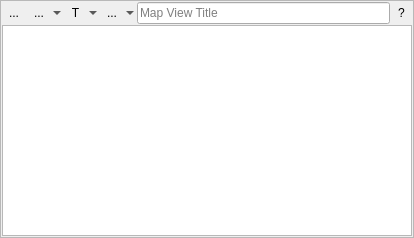
Qt form eotimeseriesviewer/ui/mapview.ui (jakimowb/eo-time-series-viewer) before a commit.
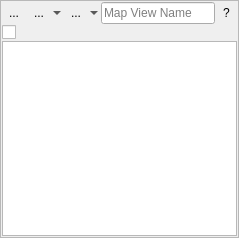
The same form after that commit. Icons and pictures are not drawn. Custom widgets are drawn as their Qt base class.

Commit message: added map view title expression widget

```diff
--- a/eotimeseriesviewer/ui/mapview.ui
+++ b/eotimeseriesviewer/ui/mapview.ui
@@ -6,7 +6,7 @@
    <rect>
     <x>0</x>
     <y>0</y>
-    <width>414</width>
+    <width>239</width>
     <height>238</height>
    </rect>
   </property>
@@ -123,40 +123,6 @@
        </property>
       </widget>
      </item>
-     <item>
-      <widget class="QToolButton" name="btnInfoOptions">
-       <property name="sizePolicy">
-        <sizepolicy hsizetype="Preferred" vsizetype="Preferred">
-         <horstretch>0</horstretch>
-         <verstretch>0</verstretch>
-        </sizepolicy>
-       </property>
-       <property name="minimumSize">
-        <size>
-         <width>25</width>
-         <height>0</height>
-        </size>
-       </property>
-       <property name="toolTip">
-        <string/>
-       </property>
-       <property name="text">
-        <string>T</string>
-       </property>
-       <property name="checkable">
-        <bool>false</bool>
-       </property>
-       <property name="checked">
-        <bool>false</bool>
-       </property>
-       <property name="popupMode">
-        <enum>QToolButton::MenuButtonPopup</enum>
-       </property>
-       <property name="autoRaise">
-        <bool>true</bool>
-       </property>
-      </widget>
-     </item>
      <item>
       <widget class="QToolButton" name="btnAddLayer">
        <property name="sizePolicy">
@@ -210,7 +176,7 @@
         <bool>true</bool>
        </property>
        <property name="placeholderText">
-        <string>Map View Title</string>
+        <string>Map View Name</string>
        </property>
       </widget>
      </item>
@@ -232,6 +198,33 @@
      </item>
     </layout>
    </item>
+   <item>
+    <layout class="QHBoxLayout" name="horizontalLayout">
+     <property name="spacing">
+      <number>2</number>
+     </property>
+     <property name="topMargin">
+      <number>0</number>
+     </property>
+     <item>
+      <widget class="QCheckBox" name="cbShowInfoExpression">
+       <property name="text">
+        <string/>
+       </property>
+      </widget>
+     </item>
+     <item>
+      <widget class="QgsExpressionLineEdit" name="tbInfoExpression" native="true">
+       <property name="sizePolicy">
+        <sizepolicy hsizetype="Preferred" vsizetype="Preferred">
+         <horstretch>1</horstretch>
+         <verstretch>0</verstretch>
+        </sizepolicy>
+       </property>
+      </widget>
+     </item>
+    </layout>
+   </item>
    <item>
     <widget class="QgsLayerTreeView" name="mLayerTreeView"/>
    </item>
@@ -368,6 +361,12 @@
    <extends>QTreeView</extends>
    <header>qgis.gui</header>
   </customwidget>
+  <customwidget>
+   <class>QgsExpressionLineEdit</class>
+   <extends>QWidget</extends>
+   <header>qgis.gui</header>
+   <container>1</container>
+  </customwidget>
  </customwidgets>
  <resources>
   <include location="eotsv_resources.qrc"/>
```
Left out of the diff: 52 changed lines with no effect on the pictures. The commit also changes 5 other files.
